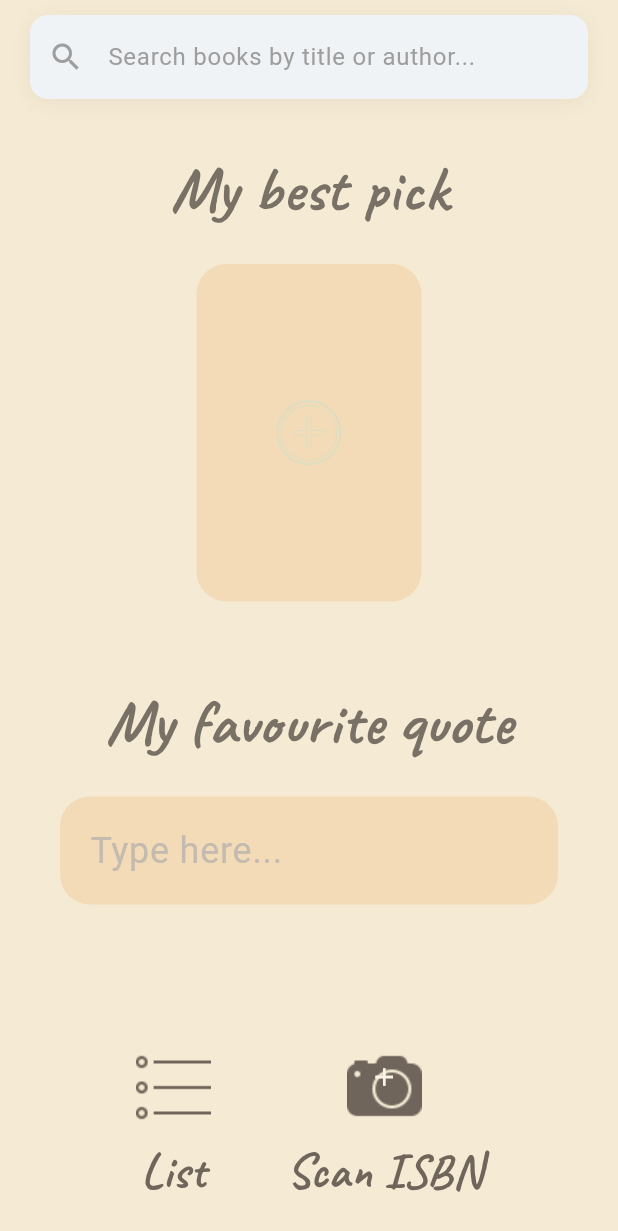
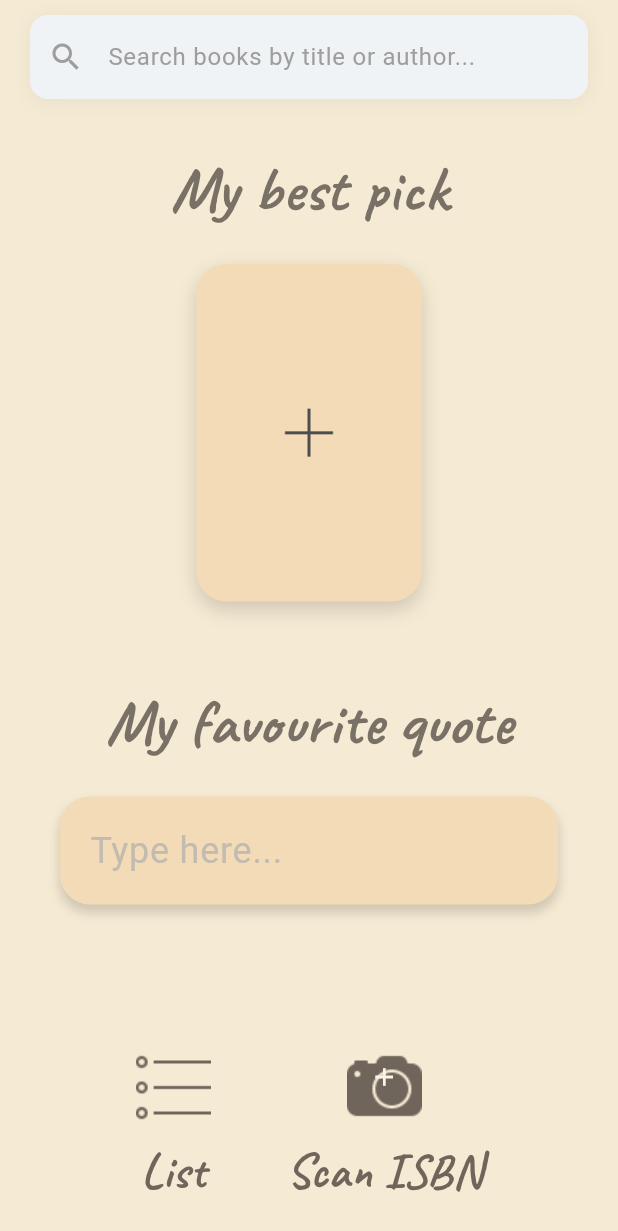
Before and after one commit to materialAres/track_tales, a Flutter app: the screen it shows after launch, on a phone screen of 412 x 824 dp. Shown: the top 1231 px of the screen. Run offline on Flutter 3.47's test engine with Material 3 defaults, Android fonts, the phone set to English and light mode, and no system bars; our stand-ins replace dio, google_fonts, shared_preferences; missing offline and left inert: mobile_scanner.

Commit message:
feat: version update fix: add icon color feat: shadows on box elements

```diff
--- a/lib/widgets/book_selection_list.dart
+++ b/lib/widgets/book_selection_list.dart
@@ -2,6 +2,7 @@ import 'package:flutter/material.dart';
 
 import '../models/saved_book.dart';
 import '../services/book_storage_service.dart';
+import '../themes/custom_text_theme.dart';
 import 'book_result_item.dart';
 
 class BookSelectionList extends StatelessWidget {
@@ -22,6 +23,8 @@ class BookSelectionList extends StatelessWidget {
 
   @override
   Widget build(BuildContext context) {
+    final customTheme = Theme.of(context).extension<CustomTextTheme>()!;
+
     return FutureBuilder<List<SavedBook>>(
       future: storageService.getSavedBooks(),
       builder: (context, snapshot) {
@@ -44,10 +47,7 @@ class BookSelectionList extends StatelessWidget {
             child: Center(
               child: Text(
                 'You have no saved books to choose from.',
-                style: TextStyle(
-                  color: iconColor,
-                  fontSize: 18,
-                ),
+                style: customTheme.bodyText.copyWith(color: textColor),
                 textAlign: TextAlign.center,
               ),
             ),
--- a/lib/widgets/main_content.dart
+++ b/lib/widgets/main_content.dart
@@ -1,5 +1,4 @@
 import 'package:flutter/material.dart';
-import 'package:google_fonts/google_fonts.dart';
 
 import '../models/saved_book.dart';
 import '../themes/custom_text_theme.dart';
@@ -47,16 +46,31 @@ class MainContent extends StatelessWidget {
           onTap: onBookSelectionTap,
           child: SizedBox(
             width: 150,
-            // We check if we have a favorite book with a thumbnail
+            // NEW: Wrap the content in a Container that will render the shadow.
+            child: Container(
+              decoration: BoxDecoration(
+                // The borderRadius here ensures the shadow follows the rounded shape.
+                borderRadius: BorderRadius.circular(20),
+                boxShadow: [
+                  BoxShadow(
+                    color: Colors.black.withValues(alpha: 0.15),
+                    blurRadius: 10,
+                    spreadRadius: 0.1,
+                    offset: const Offset(0, 5),
+                  ),
+                ],
+              ),
               child: favoriteBook?.thumbnail != null
               // --- IF YES: Use our new adaptive widget ---
+              // AdaptiveImageContainer should already handle clipping its own image to a rounded shape.
                   ? AdaptiveImageContainer(
                 imageUrl: favoriteBook!.thumbnail!,
                 width: 150,
               )
               // --- IF NO: Use the original placeholder logic ---
+              // This widget needs to be clipped to the same rounded shape as the shadow.
                   : AspectRatio(
-              aspectRatio: 2 / 3, // Default shape for placeholder
+                aspectRatio: 2 / 3,
                 child: Container(
                   decoration: BoxDecoration(
                     color: widgetBackgroundColor,
@@ -70,11 +84,12 @@ class MainContent extends StatelessWidget {
                       width: 60,
                       height: 60,
                     )
-                  // If book is selected but has no image, show placeholder icon
+                    // If a book is selected but has no image, show placeholder icon
                         : Icon(
                       Icons.book_outlined,
                       color: iconColor,
                       size: 80,
+                    ),
                   ),
                 ),
               ),
@@ -100,6 +115,14 @@ class MainContent extends StatelessWidget {
           decoration: BoxDecoration(
             color: widgetBackgroundColor,
             borderRadius: BorderRadius.circular(20),
+            boxShadow: [
+              BoxShadow(
+                color: Colors.black.withValues(alpha: 0.15),
+                blurRadius: 5,
+                spreadRadius: 0.1,
+                offset: const Offset(0, 5),
+              ),
+            ],
           ),
           child: TextField(
             controller: quoteController,
--- a/pubspec.yaml
+++ b/pubspec.yaml
@@ -1,7 +1,7 @@
 name: flutter_application_1
 description: "A new Flutter project."
 publish_to: 'none'
-version: 0.1.0
+version: 0.5.0
 
 environment:
   sdk: ^3.8.0
```
Also changed, not shown: assets/icons/add.png. Lines whose indentation alone changed are shown as unchanged.
